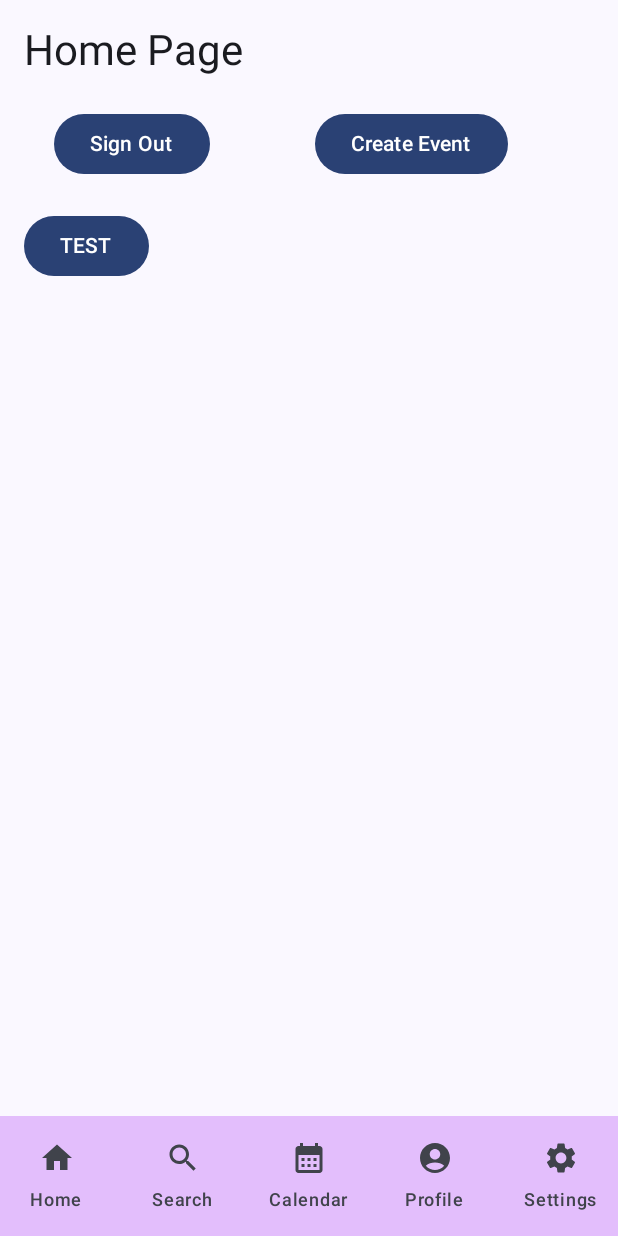
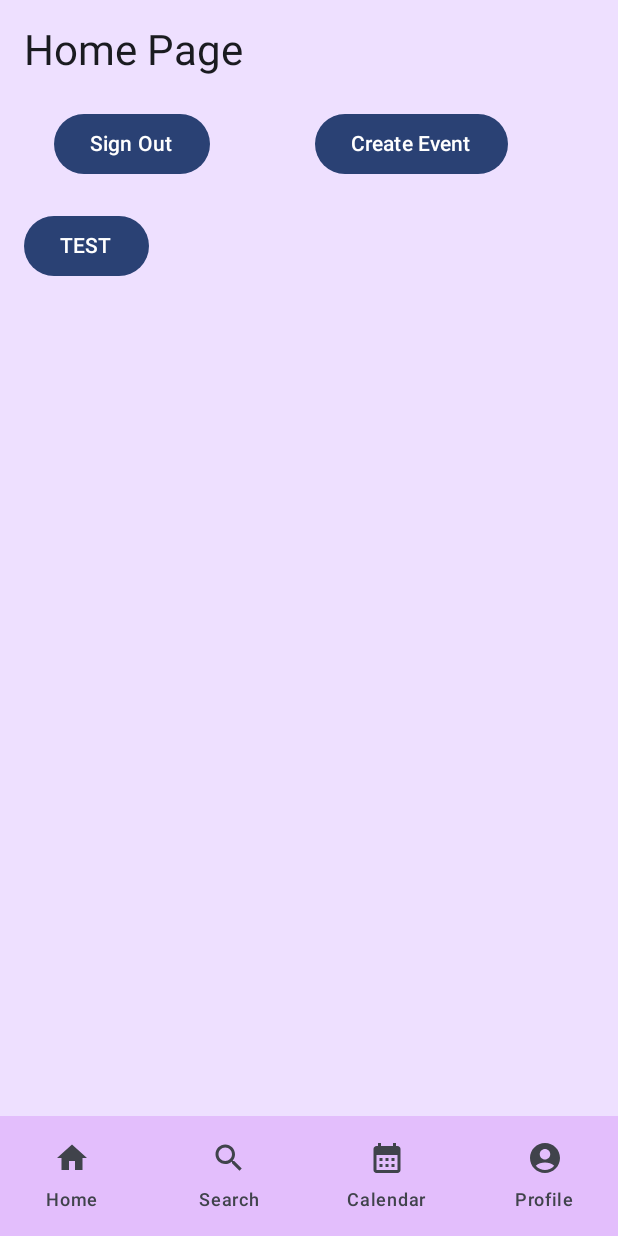
Before and after one commit to SierraHEd/Wanderly, an Android app built with Jetpack Compose: the HomeScreen screen opened through its navigation route, on a phone screen of 412 x 824 dp. Run offline under Robolectric (Android 15) with nearby library versions, the phone set to English and light mode, and no system bars; libraries missing offline, so code that uses them is left out: io.github.jan.supabase; 1 statement that could not run was skipped.

Commit message:
Got rid of settings in Bottom Nav Bar and Fixed HomeScreen Background color to match rest of app

```diff
--- a/app/src/main/java/com/example/csc490group3/HomeScreen.kt
+++ b/app/src/main/java/com/example/csc490group3/HomeScreen.kt
@@ -2,6 +2,7 @@ package com.example.csc490group3
 
 
 
+import androidx.compose.foundation.background
 import androidx.compose.foundation.layout.*
 import androidx.compose.foundation.lazy.LazyColumn
 import androidx.compose.foundation.lazy.items
@@ -20,6 +21,8 @@ import androidx.navigation.NavController
 import com.example.csc490group3.data.BottomNavBar
 import com.example.csc490group3.model.UserSession
 import com.example.csc490group3.ui.components.EventCard
+import com.example.csc490group3.ui.theme.PurpleBKG
+import com.example.csc490group3.ui.theme.PurpleStart
 import com.example.csc490group3.viewModels.HomeScreenViewModel
 
 
@@ -35,15 +38,19 @@ fun HomeScreen(navController: NavController, viewModel: HomeScreenViewModel = vi
     ) { paddingValues ->
         Surface(
             modifier = Modifier
+                .background(PurpleBKG)
                 .fillMaxSize()
                 .padding(paddingValues)
         ) {
-            Column(modifier = Modifier.padding(16.dp)) {
+            Column(modifier = Modifier
+                .background(PurpleBKG)
+                .padding(16.dp)) {
 
                 Text(text = "Home Page", style = MaterialTheme.typography.headlineMedium)
                 Spacer(modifier = Modifier.height(20.dp))
                 Row(modifier = Modifier
                     .fillMaxWidth()
+                    .background(PurpleBKG)
                 ) {
                     Button(modifier = Modifier.padding(horizontal = 20.dp),
                         onClick = { navController.navigate("start_up_screen") }) {
--- a/app/src/main/java/com/example/csc490group3/data/AppComponents.kt
+++ b/app/src/main/java/com/example/csc490group3/data/AppComponents.kt
@@ -127,12 +127,5 @@ fun BottomNavBar(navController: NavController) {
             label = { Text("Profile") },
             alwaysShowLabel = true
         )
-        NavigationBarItem(
-            selected = false,
-            onClick = { navController.navigate("settings_screen") },
-            icon = { Icon(imageVector = Icons.Filled.Settings, contentDescription = "Settings") },
-            label = { Text("Settings") },
-            alwaysShowLabel = true
-        )
     }
 }
```
